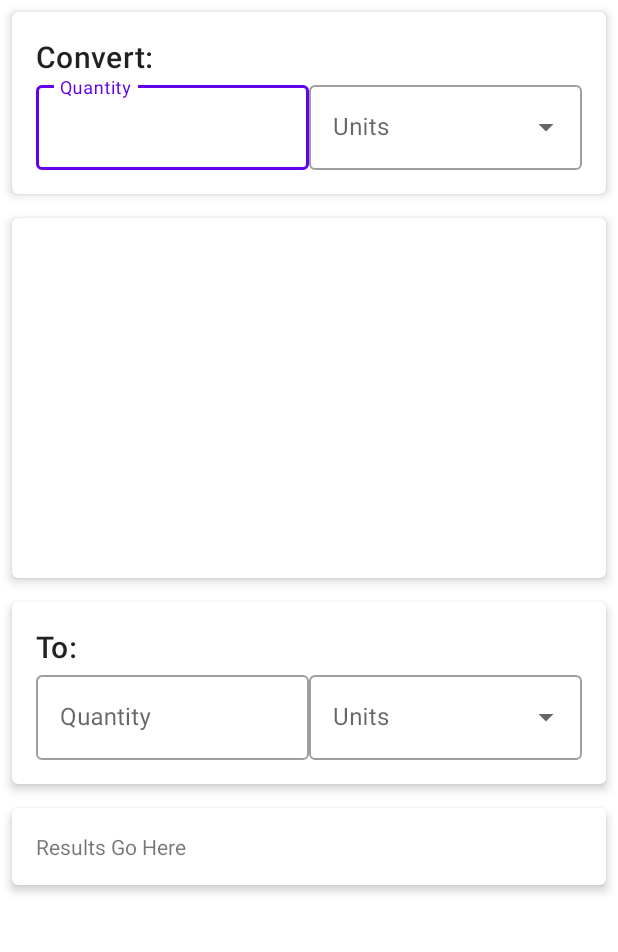
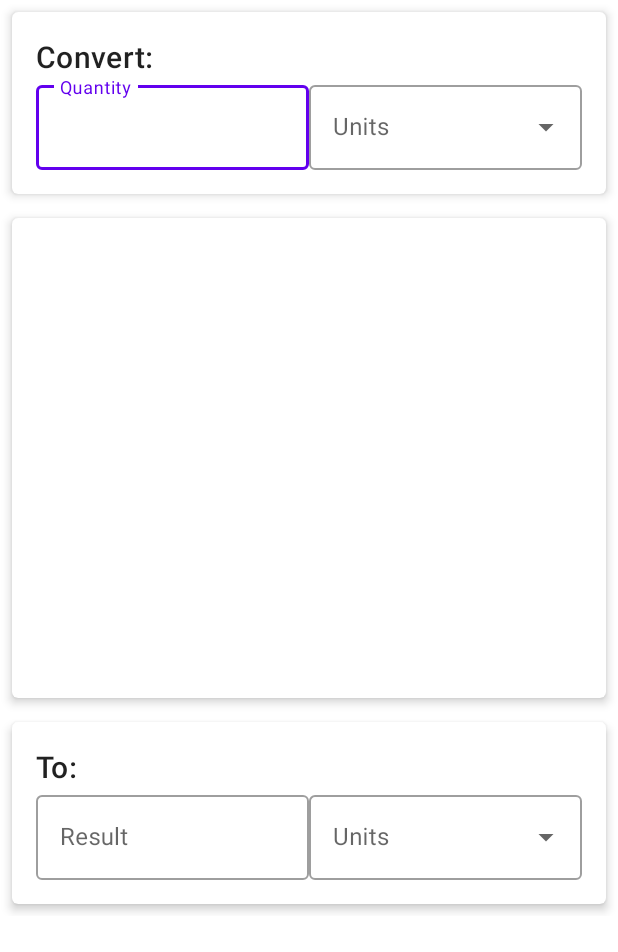
Before and after one commit to wrhenders/android-kitchen-converter, an Android app: the layout fragment_main.xml on its own in the app's theme, with its tools: preview values and no code run, on a phone screen of 412 x 824 dp. Shown: the top 952 px of the screen. Run offline under Robolectric (Android 15) with nearby library versions, the phone set to English and light mode, and no system bars.

Commit message:
updated conversions and layout to scroll on small or sideways screen

```diff
--- a/app/src/main/java/com/kitchen/recipeconverter/ui/main/MainFragment.kt
+++ b/app/src/main/java/com/kitchen/recipeconverter/ui/main/MainFragment.kt
@@ -6,6 +6,7 @@ import android.view.LayoutInflater
 import android.view.View
 import android.view.ViewGroup
 import android.widget.ArrayAdapter
+import android.widget.TextView
 import androidx.fragment.app.activityViewModels
 import androidx.recyclerview.widget.LinearLayoutManager
 import androidx.recyclerview.widget.RecyclerView
@@ -33,7 +34,7 @@ class MainFragment : Fragment() {
 
         fun makeReturnText(){
             viewModel.entryAmount = binding.topQuantityText.text.toString()
-            binding.resultText.text = viewModel.displayResults()
+            binding.bottomQuantityText.setText(viewModel.displayResults(), TextView.BufferType.SPANNABLE)
         }
 
         val units = resources.getStringArray(R.array.unit_choices)
@@ -48,7 +49,6 @@ class MainFragment : Fragment() {
         binding.topAutoCompleteTextView.setAdapter(menuAdapter)
         binding.bottomAutoCompleteTextView.setAdapter(menuAdapter)
 
-//        binding.topAutoCompleteTextView.setOnItemClickListener
         binding.topAutoCompleteTextView.setOnItemClickListener { _, _, _, _ ->
              viewModel.selectedConvertFrom = binding.topAutoCompleteTextView.text.toString()
             makeReturnText()
--- a/app/src/main/res/layout/fragment_main.xml
+++ b/app/src/main/res/layout/fragment_main.xml
@@ -8,7 +8,9 @@
             name="viewModel"
             type="com.kitchen.recipeconverter.ui.main.MainViewModel" />
     </data>
-
+    <androidx.core.widget.NestedScrollView
+        android:layout_width="match_parent"
+        android:layout_height="match_parent">
         <LinearLayout
             android:layout_width="match_parent"
             android:layout_height="match_parent"
@@ -79,7 +81,7 @@
             <androidx.cardview.widget.CardView
                 android:id="@+id/recyclerCardView"
                 android:layout_width="match_parent"
-        android:layout_height="240dp"
+                android:layout_height="320dp"
                 android:layout_margin="8dp"
                 app:cardElevation="4dp"
                 app:cardCornerRadius="4dp"
@@ -118,7 +120,7 @@
                         style="@style/Widget.MaterialComponents.TextInputLayout.OutlinedBox"
                         android:layout_width="0dp"
                         android:layout_height="wrap_content"
-                android:hint="Quantity"
+                        android:hint="Result"
                         app:layout_constraintEnd_toStartOf="@id/bottom_unit_menu"
                         app:layout_constraintStart_toStartOf="parent"
                         app:layout_constraintTop_toBottomOf="@id/to_text">
@@ -150,21 +152,6 @@
                     </com.google.android.material.textfield.TextInputLayout>
                 </androidx.constraintlayout.widget.ConstraintLayout>
             </androidx.cardview.widget.CardView>
-        <androidx.cardview.widget.CardView
-            android:id="@+id/resultsCardView"
-            android:layout_width="match_parent"
-            android:layout_height="wrap_content"
-            android:layout_margin="8dp"
-            app:cardElevation="4dp"
-            app:cardCornerRadius="4dp"
-            app:layout_constraintTop_toBottomOf="@id/bottomCardView">
-        <TextView
-            android:id="@+id/result_text"
-            android:layout_width="match_parent"
-            android:layout_height="wrap_content"
-            android:padding="16dp"
-            app:layout_constraintTop_toBottomOf="@+id/bottomCardView"
-            tools:text="Results Go Here"/>
-        </androidx.cardview.widget.CardView>
         </LinearLayout>
+    </androidx.core.widget.NestedScrollView>
 </layout>
```
Also changed, not shown: app/src/main/java/com/kitchen/recipeconverter/ui/main/MainViewModel.kt (+10 -15 lines). Lines whose indentation alone changed are shown as unchanged.
